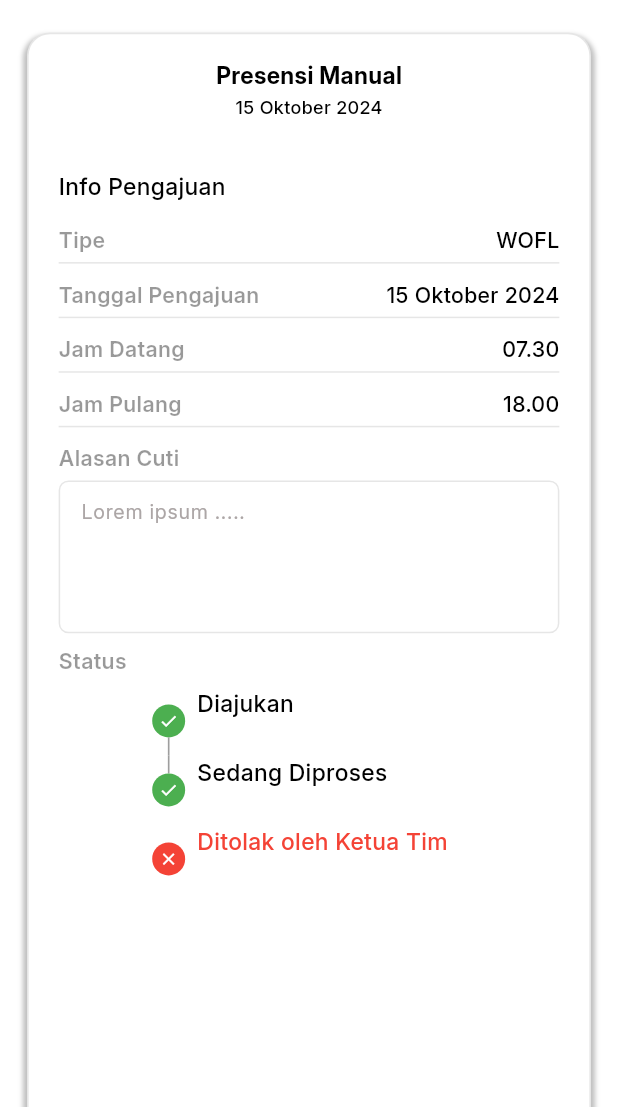
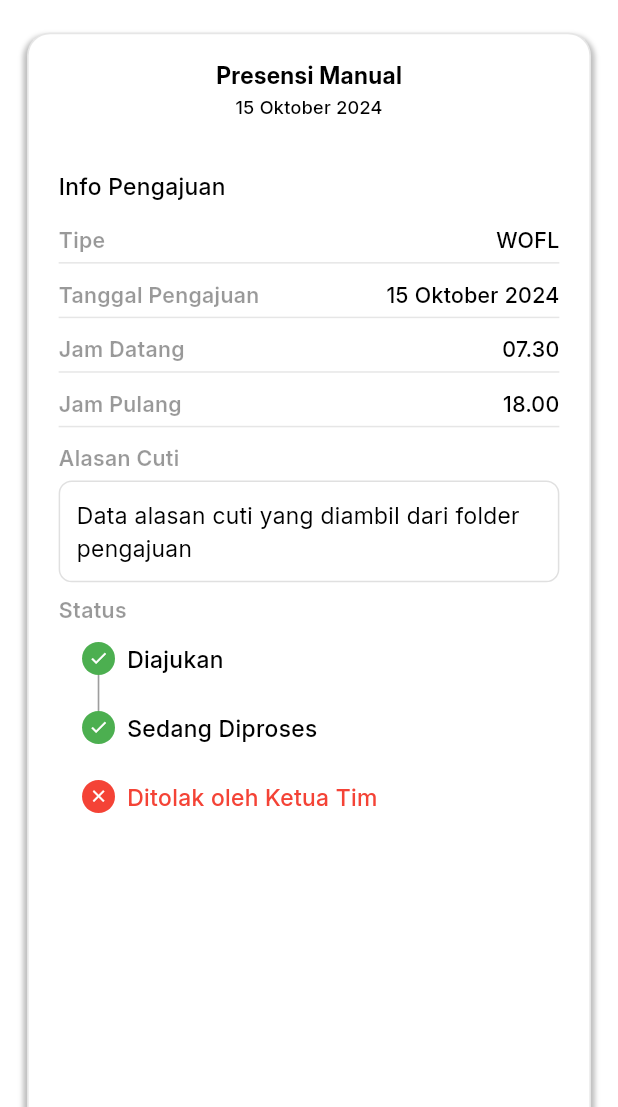
Before and after one commit to rennn9/MBPS-KP, a Flutter app: the DetailRiwayatPegawaiFourScreen screen opened by its route, on a phone screen of 412 x 824 dp, the part 129-1236 px from its top. Run offline on Flutter 3.47's test engine with Material 3 defaults, Android fonts, the phone set to English and light mode, and no system bars; our stand-ins replace cached_network_image, connectivity_plus, flutter_svg, flutter_time_picker_spinner, smooth_page_indicator, timelines_plus; project files that could hold a hidden picture were left out.

Commit message:
memperbaiki detail riwayat

```diff
--- a/lib/presentation/detail_riwayat_pegawai_four_screen/detail_riwayat_pegawai_four_screen.dart
+++ b/lib/presentation/detail_riwayat_pegawai_four_screen/detail_riwayat_pegawai_four_screen.dart
@@ -12,8 +12,11 @@ class DetailRiwayatPegawaiFourScreen extends StatelessWidget {
 
   TextEditingController loremipsumoneController = TextEditingController();
 
+  final String alasanCuti =
+    "Data alasan cuti yang diambil dari folder pengajuan"; // Contoh data statis
+
   final String teamLeaderDecision =
-      "Ditolak oleh Ketua Tim"; // Bisa diganti menjadi "Diterima oleh Ketua Tim"
+    "Ditolak oleh Ketua Tim"; // Bisa diganti menjadi "Diterima oleh Ketua Tim"
 
   final List<String> statusList = [
     "Diajukan",
@@ -136,13 +139,22 @@ class DetailRiwayatPegawaiFourScreen extends StatelessWidget {
                           ),
                         ),
                         SizedBox(height: 4.h),
-                        CustomTextFormField(
-                          controller: loremipsumoneController,
-                          hintText: "Lorem ipsum .....",
-                          textInputAction: TextInputAction.done,
-                          maxLines: 4,
-                          contentPadding: EdgeInsets.fromLTRB(
-                              10.h, 8.h, 10.h, 12.h),
+                        Container(
+                          width: double.maxFinite,
+                          padding: EdgeInsets.all(10.h),
+                          decoration: BoxDecoration(
+                            color: theme.colorScheme.surfaceVariant,
+                            borderRadius: BorderRadius.circular(8.h),
+                            border: Border.all(
+                                color: theme.colorScheme.onSurface
+                                    .withOpacity(0.12)),
+                          ),
+                          child: Text(
+                            alasanCuti,
+                            style: TextStyle(
+                                color: Colors.black,
+                                fontStyle: FontStyle.normal),
+                          ),
                         ),
                         SizedBox(height: 8.h),
                         Align(
@@ -152,14 +164,14 @@ class DetailRiwayatPegawaiFourScreen extends StatelessWidget {
                             style: theme.textTheme.labelLarge,
                           ),
                         ),
-                        SizedBox(height: 6.h),
+                        SizedBox(height: 10.h),
                         SizedBox(
                           width: double.maxFinite,
                           child: Timeline.tileBuilder(
                             shrinkWrap: true,
                             theme: TimelineThemeData(
-                              nodePosition: 0.2,
-                              indicatorPosition: 0.5,
+                              nodePosition: 0.05,
+                              indicatorPosition: 0,
                             ),
                             builder: TimelineTileBuilder.connected(
                               connectionDirection: ConnectionDirection.before,
```
Also changed, not shown: lib/presentation/detail_riwayat_pegawai_one_screen/detail_riwayat_pegawai_one_screen.dart (+19 -7 lines), lib/presentation/detail_riwayat_pegawai_screen/detail_riwayat_pegawai_screen.dart (+18 -8 lines), lib/presentation/detail_riwayat_pegawai_three_screen/detail_riwayat_pegawai_three_screen.dart (+20 -9 lines), lib/presentation/detail_riwayat_pegawai_two_screen/detail_riwayat_pegawai_two_screen.dart (+20 -8 lines).
